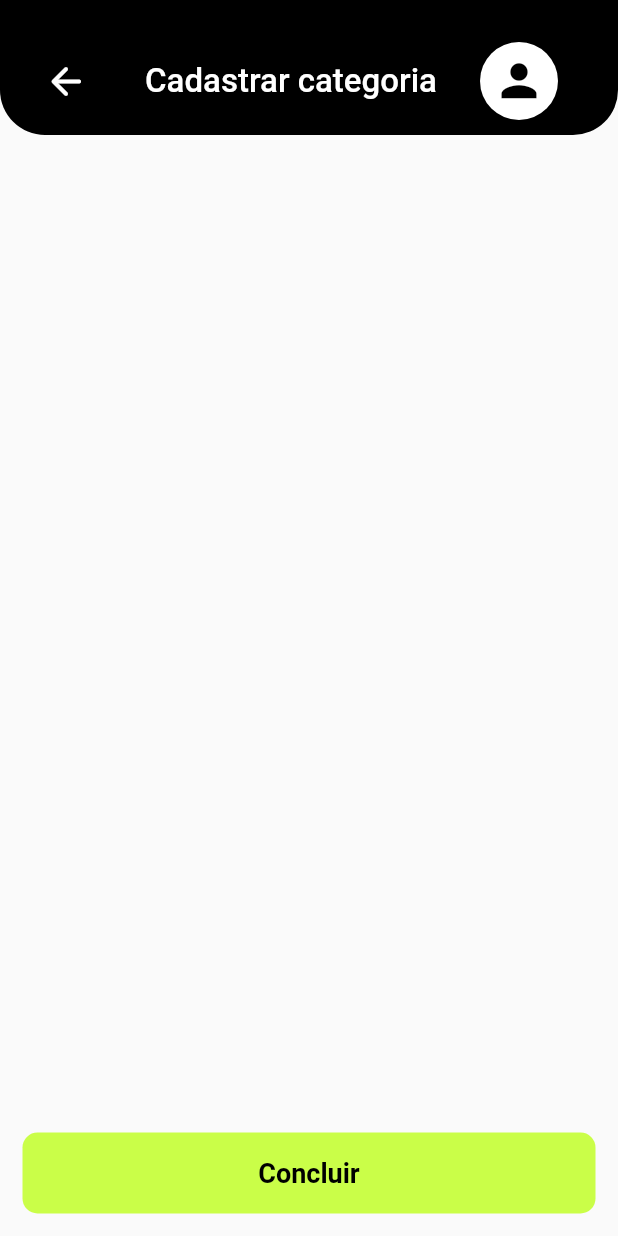
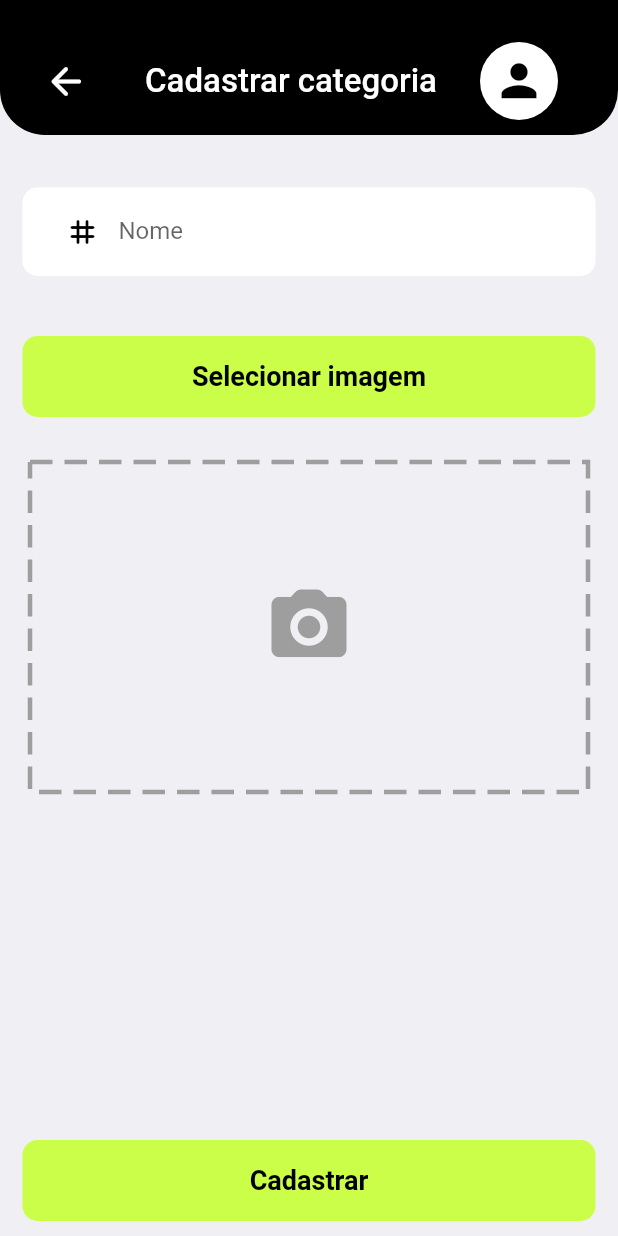
Before and after one commit to guiqmaia/gear, a Flutter app: the CategorySignupPage screen opened directly, on a phone screen of 412 x 824 dp. Run offline on Flutter 3.47's test engine with Material 2 defaults, Android fonts, the phone set to English and light mode, and no system bars; drawn by our look-alikes of dotted_border; our stand-ins replace fl_chart, image_picker; missing offline and left inert: onboarding.

Commit message:
[change] change new category page

```diff
--- a/lib/presenter/category_signup/category_signup_page.dart
+++ b/lib/presenter/category_signup/category_signup_page.dart
@@ -1,28 +1,102 @@
+import 'dart:io';
+import 'dart:typed_data';
+
 import 'package:flutter/material.dart';
+import 'package:flutter/services.dart';
 import 'package:flutter/src/foundation/key.dart';
 import 'package:flutter/src/widgets/framework.dart';
-import 'package:gear/presenter/shared/widgets/top_bar_app.dart';
+import 'package:image_picker/image_picker.dart';
 
+import '../../core/app_assets.dart';
 import '../category/category_page.dart';
+import '../product_signup/Widgets/default_image_container.dart';
 import '../shared/widgets/btn_standard_app.dart';
+import '../shared/widgets/text_field_app.dart';
+import '../shared/widgets/top_bar_app.dart';
 
-class CategorySignupPage extends StatelessWidget {
+class CategorySignupPage extends StatefulWidget {
   const CategorySignupPage({Key? key}) : super(key: key);
+
+  @override
+  State<CategorySignupPage> createState() => _CategorySignupPageState();
+}
+
+class _CategorySignupPageState extends State<CategorySignupPage> {
+  File? fileImg;
+  Uint8List? imgCategory;
+  Future pickImage() async {
+    try {
+      final fileImg =
+          await ImagePicker().pickImage(source: ImageSource.gallery);
+      if (fileImg == null) return;
+      final imageTemp = File(fileImg.path);
+      // ignore: avoid_print
+      print(imageTemp.readAsBytesSync());
+      setState(() {
+        this.fileImg = imageTemp;
+        imgCategory = imageTemp.readAsBytesSync();
+      });
+    } on PlatformException catch (e) {
+      // ignore: avoid_print
+      print('Falha em baixar imagem: $e');
+    }
+  }
 
   @override
   Widget build(BuildContext context) {
     return Scaffold(
+      backgroundColor: backgroundGrey,
       body: Column(
-        children: const [
-          TopBarApp(
+        children: [
+          const TopBarApp(
             title: 'Cadastrar categoria',
             pageRoute: CategoryPage(),
             isProfile: true,
           ),
+          const SizedBox(height: 20),
+          TextFieldApp(
+            labelItem: 'Nome',
+            iconInput: Icons.tag_rounded,
+            typeController: null,
+          ),
+          Container(
+            decoration: BoxDecoration(
+              borderRadius: BorderRadius.circular(10),
+              color: greenNeon,
+            ),
+            margin: const EdgeInsets.symmetric(
+              horizontal: 15,
+              vertical: 30,
+            ),
+            width: MediaQuery.of(context).size.width,
+            padding: const EdgeInsets.symmetric(
+              vertical: 3,
+            ),
+            child: TextButton(
+              onPressed: () {
+                pickImage();
+              },
+              child: const Text(
+                'Selecionar imagem',
+                style: TextStyle(
+                  color: Colors.black,
+                  fontSize: 18,
+                  fontWeight: FontWeight.bold,
+                ),
+              ),
+            ),
+          ),
+          Container(
+            margin: const EdgeInsets.symmetric(horizontal: 20),
+            width: MediaQuery.of(context).size.width,
+            child: fileImg != null
+                ? Image.memory(imgCategory!)
+                : const DefaulImageContainer(),
+          ),
         ],
       ),
       bottomNavigationBar: BtnStandardApp(
-        title: 'Concluir',
+        title: 'Cadastrar',
         pageRoute: const CategoryPage(),
         widthBtn: MediaQuery.of(context).size.width,
       ),
--- a/lib/presenter/product_signup/Widgets/default_image_container.dart
+++ b/lib/presenter/product_signup/Widgets/default_image_container.dart
@@ -10,11 +10,15 @@ class DefaulImageContainer extends StatelessWidget {
   Widget build(BuildContext context) {
     return DottedBorder(
       color: Colors.grey,
-      strokeWidth: 5,
+      strokeWidth: 3,
       dashPattern: const [15, 8],
+      padding: const EdgeInsets.all(0),
       child: Container(
-        height: 200,
         width: MediaQuery.of(context).size.width,
+        padding: const EdgeInsets.symmetric(
+          horizontal: 40,
+          vertical: 80,
+        ),
         decoration: BoxDecoration(
           color: Colors.transparent,
           borderRadius: BorderRadius.circular(20),
--- a/lib/presenter/shared/widgets/btn_standard_app.dart
+++ b/lib/presenter/shared/widgets/btn_standard_app.dart
@@ -20,7 +20,10 @@ class BtnStandardApp extends StatelessWidget {
         borderRadius: BorderRadius.circular(10),
         color: greenNeon,
       ),
-      margin: const EdgeInsets.all(15),
+      margin: const EdgeInsets.symmetric(
+        horizontal: 15,
+        vertical: 10,
+      ),
       width: widthBtn,
       padding: const EdgeInsets.symmetric(
         vertical: 3,
```
Also changed, not shown: lib/presenter/product/product_page.dart (+5 -35 lines), lib/presenter/product/widgets/body_product_page.dart (added, +53 -0 lines).
